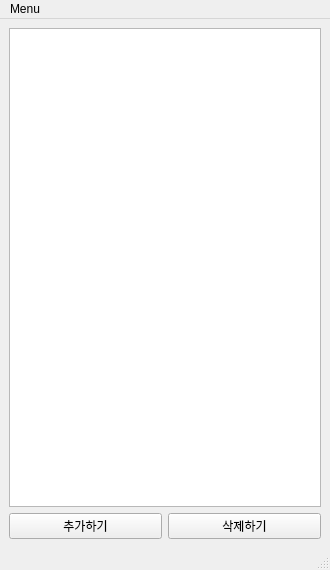
The window that wrp_main.ui (zinzin68/WRP) describes before a commit, drawn with Qt 5.
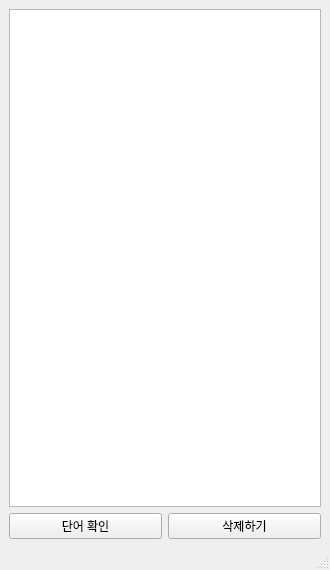
The same window after the commit.

Diff of the .ui file:
```diff
--- a/wrp_main.ui
+++ b/wrp_main.ui
@@ -23,7 +23,7 @@
       <item>
        <widget class="QPushButton" name="addButton">
         <property name="text">
-         <string>추가하기</string>
+         <string>단어 확인</string>
         </property>
        </widget>
       </item>
@@ -38,24 +38,6 @@
     </item>
    </layout>
   </widget>
-  <widget class="QMenuBar" name="menubar">
-   <property name="geometry">
-    <rect>
-     <x>0</x>
-     <y>0</y>
-     <width>330</width>
-     <height>22</height>
-    </rect>
-   </property>
-   <widget class="QMenu" name="menuMenu">
-    <property name="title">
-     <string>Menu</string>
-    </property>
-    <addaction name="actionoption"/>
-    <addaction name="actionmy_word"/>
-   </widget>
-   <addaction name="menuMenu"/>
-  </widget>
   <widget class="QStatusBar" name="statusbar"/>
   <action name="actionoption">
    <property name="text">
```
Left out of the diff: 2 changed lines with no effect on the pictures.
